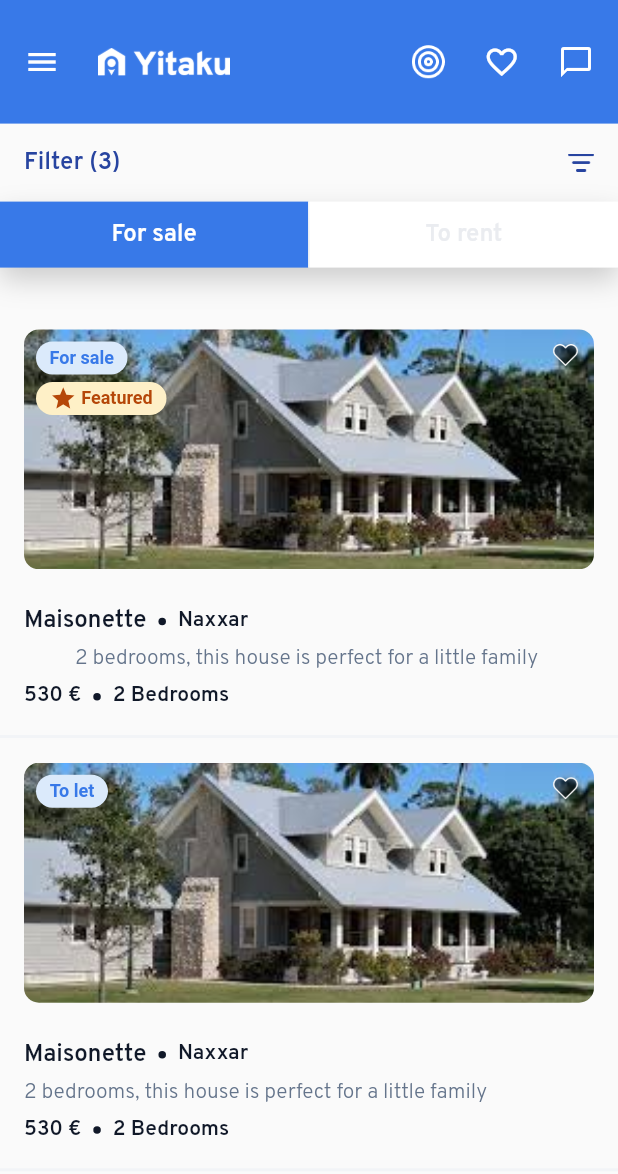
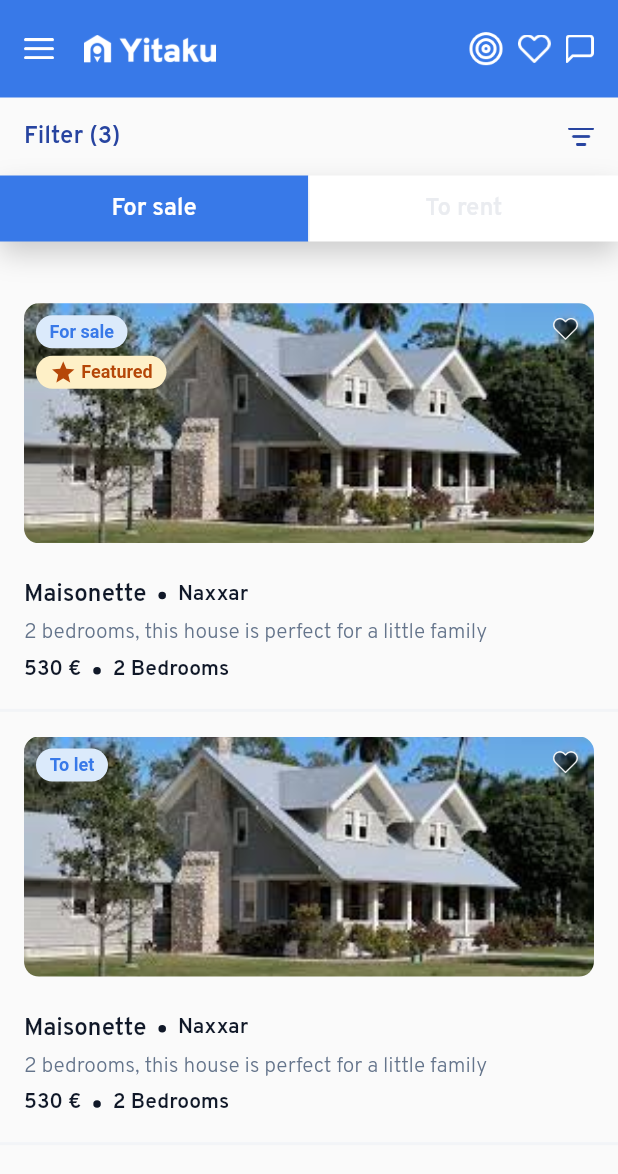
Before and after one commit to JyotBrainBinary/yitaku_new, a Flutter app: the HomeScreenTwo screen opened directly, on a phone screen of 412 x 824 dp. Shown: the top 1174 px of the screen. Run offline on Flutter 3.47's test engine with Material 2 defaults, Android fonts, the light colour scheme and no system bars; our stand-ins replace carousel_slider, get, readmore.

```diff
--- a/lib/main.dart
+++ b/lib/main.dart
@@ -1,6 +1,7 @@
 import 'package:flutter/material.dart';
 import 'package:flutter/services.dart';
 import 'package:get/get.dart';
+import 'package:yitaku/screen/property_detail/property_details_screen.dart';
 
 
 import 'package:yitaku/screen/splash_screen/splash_screen.dart';
--- a/lib/screen/home_screen_two/home_screen_two.dart
+++ b/lib/screen/home_screen_two/home_screen_two.dart
@@ -3,6 +3,7 @@ import 'package:flutter/services.dart';
 import 'package:get/get.dart';
 import 'package:yitaku/common/widget/text_style.dart';
 import 'package:yitaku/screen/home_screen_two/home_controller_two.dart';
+import 'package:yitaku/screen/property_detail/property_details_screen.dart';
 import 'package:yitaku/utils/StringRes.dart';
 import 'package:yitaku/utils/asset_res.dart';
 import 'package:yitaku/utils/colorRes.dart';
@@ -46,34 +47,35 @@ class _HomeScreenTwoState extends State<HomeScreenTwo> {
                 Container(
                   color: ColorRes.color3879E8,
                   width: Get.width,
-                  height: Get.height * 0.10,
+                  height: 65,
                   child: Padding(
                     padding: const EdgeInsets.only(left: 16, right: 16),
                     child: Row(
-                      mainAxisAlignment: MainAxisAlignment.spaceBetween,
                       children: [
-                        Icon(
-                          Icons.menu,
+                        Image.asset(
+                          AssetRes.menu,
+                          height: 14,
                           color: ColorRes.white,
                         ),
+                        const SizedBox(width: 20),
                         Image.asset(
                           AssetRes.whiteLogo,
                           height: 19,
                         ),
-                        SizedBox(width: Get.width * 0.17),
+                         Spacer(),
                         Image.asset(
                           AssetRes.jalebi,
                           height: 24,
                         ),
-                        Icon(
-                          Icons.favorite_border,
-                          color: ColorRes.white,
-                          size: 24,
+                        const SizedBox(width: 10),
+                        Image.asset(
+                          AssetRes.hart,
+                          height: 19,
                         ),
-                        Icon(
-                          Icons.messenger_outline_outlined,
-                          color: ColorRes.white,
-                          size: 24,
+                        const SizedBox(width: 10),
+                        Image.asset(
+                          AssetRes.msg,
+                          height: 19,
                         ),
                       ],
                     ),
@@ -199,11 +201,16 @@ class _HomeScreenTwoState extends State<HomeScreenTwo> {
                         Padding(
                           padding: const EdgeInsets.only(left: 16, right: 16),
                           child: Column(
+                            crossAxisAlignment: CrossAxisAlignment.start,
                             children: [
                               SizedBox(height: Get.height * 0.03),
                               Stack(
                                 children: [
-                                  Container(
+                                  InkWell(
+                                    onTap: (){
+                                      Get.to(PropertyDetailsScreen()) ;
+                                    },
+                                    child: Container(
                                       height: 160,
                                       width: Get.width,
                                       decoration: BoxDecoration(
@@ -214,6 +221,7 @@ class _HomeScreenTwoState extends State<HomeScreenTwo> {
                                             ),
                                             fit: BoxFit.cover,
                                           )
+                                      ),
                                     ),
                                   ),
                                   Padding(
--- a/lib/utils/StringRes.dart
+++ b/lib/utils/StringRes.dart
@@ -102,5 +102,26 @@ static const favorites = "Favorites";
 
 static const profile = "Profile";
 
+/// property details screen
+
+static const propertyDetails = "Property Details";
+static const Apartment = "Apartment";
+static const bedrooms = "Bedrooms";
+static const bathroom = "Bathroom";
+static const withTerrace = "with Terrace";
+static const seller = "Seller";
+static const call = "Call";
+static const contactSeller = "Contact seller";
+static const thisPropertyCanBeYoursFor = "This property can be yours for:";
+  static const perMonth = "per month *";
+
+  static const loanAmount = "Loan Amount";
+  static const deposit = "Deposit";
+  static const howMuchCanIBorrow = "HOW MUCH CAN I BORROW?";
+  static const compareHomeLoanOffers = "COMPARE HOME LOAN OFFERS";
+
+  static const otherPropertiesFromThisSeller = "Other Properties from this seller";
+
+
 
 }
--- a/lib/utils/asset_res.dart
+++ b/lib/utils/asset_res.dart
@@ -15,6 +15,13 @@ class AssetRes {
   static const homeScreenImg1 = "${images}images_home.jpg";
   static const homeScreenImg2 = "${images}images_estate.jpg";
   static const homeScreenImg3 = "${images}images_kitchen.jpg";
+
+  static const propertyDetail1 = "${images}propertyDetail1.png";
+  static const propertyDetail2 = "${images}propertyDetail2.png";
+
+  static const propertyDetail3 = "${images}propertyDetail3.png";
+  static const placeHolderPerson = "${images}placeHolderPerson.png";
+
 
 
   ///_____________________ icons _________________________
@@ -35,9 +42,16 @@ class AssetRes {
   static const searchBottom = "${icons}searchBottom.png";
   static const favorites = "${icons}favorites.png";
   static const profile = "${icons}profile.png";
+  static const hart = "${icons}hart.png";
+  static const msg = "${icons}msg.png";
+
+  static const euro = "${icons}euro.png";
 
   static const loanCalculator = "${icons}loanCalculator.png";
   static const insurance = "${icons}insurance.png";
+  static const bedroom = "${icons}bedroom.png";
+  static const bathroom = "${icons}bathroom.png";
+  static const zoomIn = "${icons}zoomIn.png";
 
   static const heart = "${icons}Icon.png";
   static const downArrow = "${icons}downArrow.png";
--- a/lib/utils/colorRes.dart
+++ b/lib/utils/colorRes.dart
@@ -31,8 +31,8 @@ class ColorRes {
   static const color344056 = Color(0XFF344056);
   static const color365CC0 = Color(0XFF365CC0);
   static const color2F3941 = Color(0XFF2F3941);
-
   static const colorB54708 = Color(0XFFB54708);
+  static const colorD0D5DD = Color(0XFFD0D5DD);
 
 
 }
```
Also changed, not shown: lib/screen/property_detail/property_details_controller.dart (added, +19 -0 lines), lib/screen/property_detail/property_details_screen.dart (added, +480 -0 lines), pubspec.yaml (+5 -2 lines), assets/icons/bathroom.png (added), assets/icons/bedroom.png (added), assets/icons/euro.png (added), assets/icons/hart.png (added), assets/icons/msg.png (added), assets/icons/zoomIn.png (added), assets/images/placeHolderPerson.png (added), assets/images/propertyDetail1.png (added), assets/images/propertyDetail3.png (added), pubspec.lock, 1 other file. Lines whose indentation alone changed are shown as unchanged.
